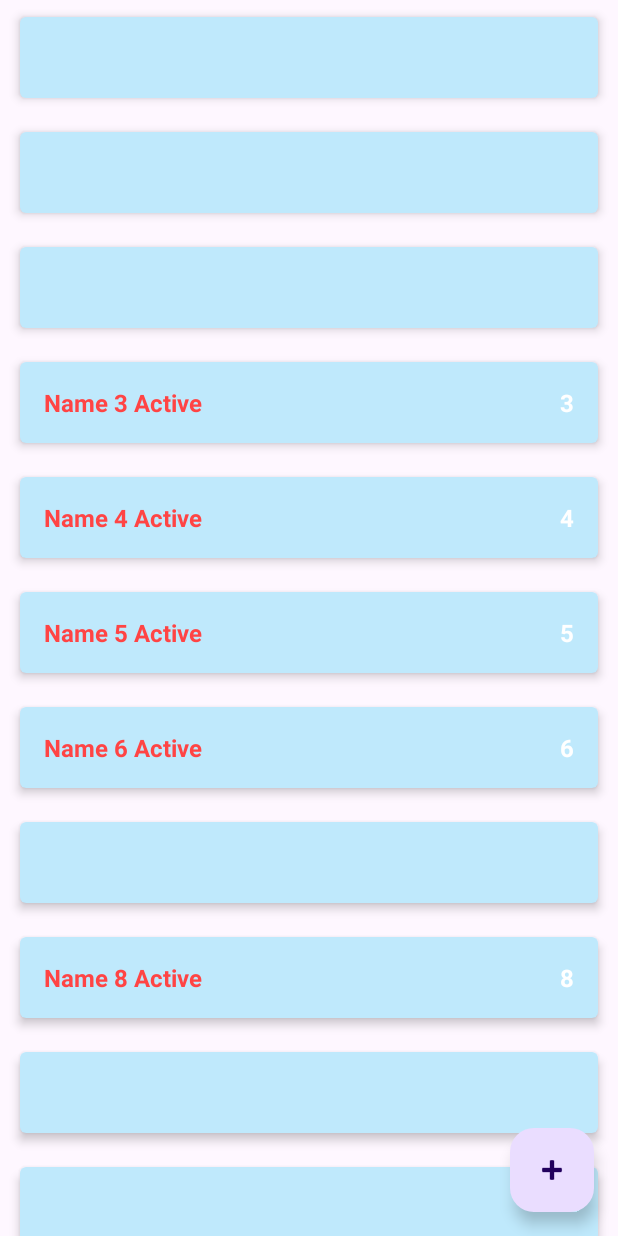
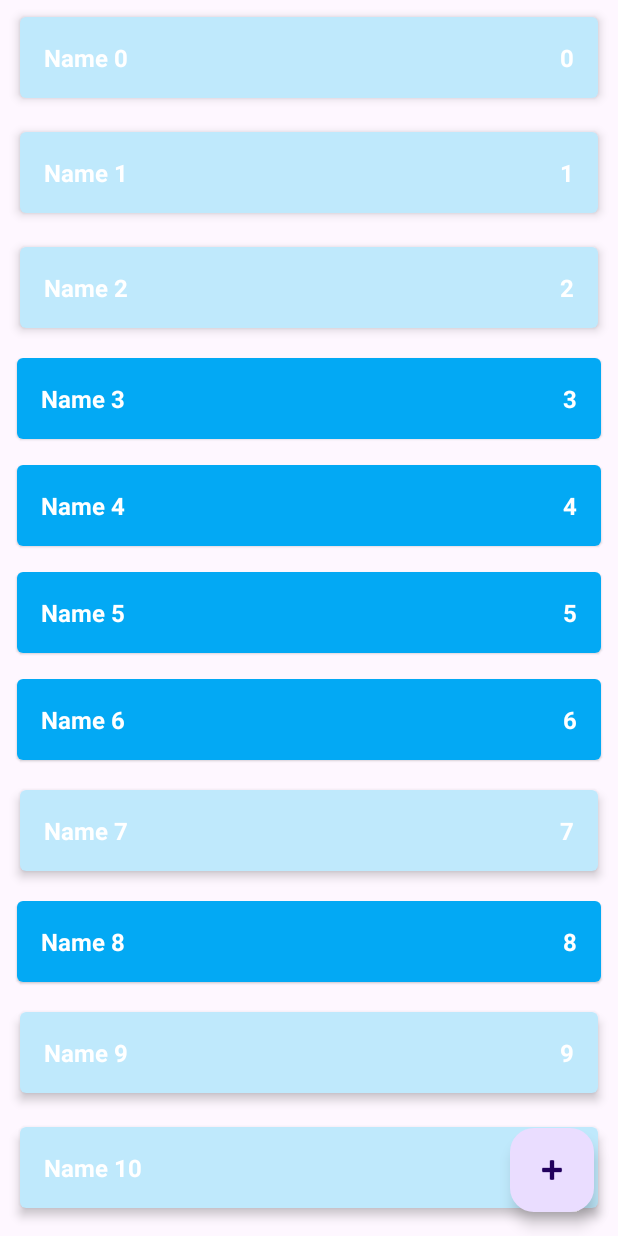
Before and after one commit to DADJOD/ShoppingList, an Android app: the screen it shows after launch (MainActivity), on a phone screen of 412 x 824 dp. Run offline under Robolectric (Android 15) with nearby library versions, the phone set to English and light mode, and no system bars.

Commit message:
add ViewType and RecycledViewPool

```diff
--- a/app/src/main/java/com/example/shoppinglist/presentation/MainActivity.kt
+++ b/app/src/main/java/com/example/shoppinglist/presentation/MainActivity.kt
@@ -28,6 +28,15 @@ class MainActivity : AppCompatActivity() {
     private fun setupRecyclerView() {
         val rvShopList = findViewById<RecyclerView>(R.id.rv_shop_list)
         adapter = ShopListAdapter()
+
         rvShopList.adapter = adapter
+        rvShopList.recycledViewPool.setMaxRecycledViews(
+            ShopListAdapter.VIEW_TYPE_ENABLED,
+            ShopListAdapter.MAX_POOL_SIZE
+        )
+        rvShopList.recycledViewPool.setMaxRecycledViews(
+            ShopListAdapter.VIEW_TYPE_DISABLED,
+            ShopListAdapter.MAX_POOL_SIZE
+        )
     }
 }
--- a/app/src/main/java/com/example/shoppinglist/presentation/ShopListAdapter.kt
+++ b/app/src/main/java/com/example/shoppinglist/presentation/ShopListAdapter.kt
@@ -1,5 +1,6 @@
 package com.example.shoppinglist.presentation
 
+import android.util.Log
 import android.view.LayoutInflater
 import android.view.View
 import android.view.ViewGroup
@@ -8,9 +9,11 @@ import androidx.core.content.ContextCompat
 import androidx.recyclerview.widget.RecyclerView
 import com.example.shoppinglist.R
 import com.example.shoppinglist.domain.ShopItem
+import java.lang.RuntimeException
 
 class ShopListAdapter : RecyclerView.Adapter<ShopListAdapter.ShopItemViewHolder>() {
 
+    private var count = 0
     var shopList = listOf<ShopItem>()
         set(value) {
             field = value
@@ -18,8 +21,16 @@ class ShopListAdapter : RecyclerView.Adapter<ShopListAdapter.ShopItemViewHolder>
         }
 
     override fun onCreateViewHolder(parent: ViewGroup, viewType: Int): ShopItemViewHolder {
+        Log.d("ShopListAdapter", "onCreateViewHolder: ${++count}")
+
+        val layout = when (viewType) {
+            VIEW_TYPE_ENABLED -> R.layout.item_shop_enabled
+            VIEW_TYPE_DISABLED -> R.layout.item_shop_disabled
+            else -> throw RuntimeException("Unknown view type: $viewType")
+        }
+
         val view = LayoutInflater.from(parent.context).inflate(
-            R.layout.item_shop_disabled,
+            layout,
             parent,
             false
         )
@@ -28,20 +39,9 @@ class ShopListAdapter : RecyclerView.Adapter<ShopListAdapter.ShopItemViewHolder>
 
     override fun onBindViewHolder(viewHolder: ShopItemViewHolder, position: Int) {
         val shopItem = shopList[position]
-        val status = if (shopItem.enabled) {
-            "Active"
-        } else {
-            "Not active"
-        }
-        viewHolder.view.setOnLongClickListener {
-            true
-        }
-
-        if (shopItem.enabled) {
-            viewHolder.tvName.text = "${shopItem.name} $status"
-            viewHolder.tvCount.text = shopItem.count.toString()
-            viewHolder.tvName.setTextColor(ContextCompat.getColor(viewHolder.view.context, android.R.color.holo_red_light))
-        }
+        viewHolder.view.setOnLongClickListener { true }
+        viewHolder.tvName.text = shopItem.name
+        viewHolder.tvCount.text = shopItem.count.toString()
     }
 
     override fun onViewRecycled(viewHolder: ShopItemViewHolder) {
@@ -60,4 +60,18 @@ class ShopListAdapter : RecyclerView.Adapter<ShopListAdapter.ShopItemViewHolder>
         val tvCount = view.findViewById<TextView>(R.id.tv_count)
     }
 
+    override fun getItemViewType(position: Int): Int {
+        val itemType = shopList[position]
+        return if (itemType.enabled) {
+            VIEW_TYPE_ENABLED
+        } else {
+            VIEW_TYPE_DISABLED
+        }
+    }
+
+    companion object {
+        const val MAX_POOL_SIZE = 30
+        const val VIEW_TYPE_ENABLED = 100
+        const val VIEW_TYPE_DISABLED = 101
+    }
 }
```
